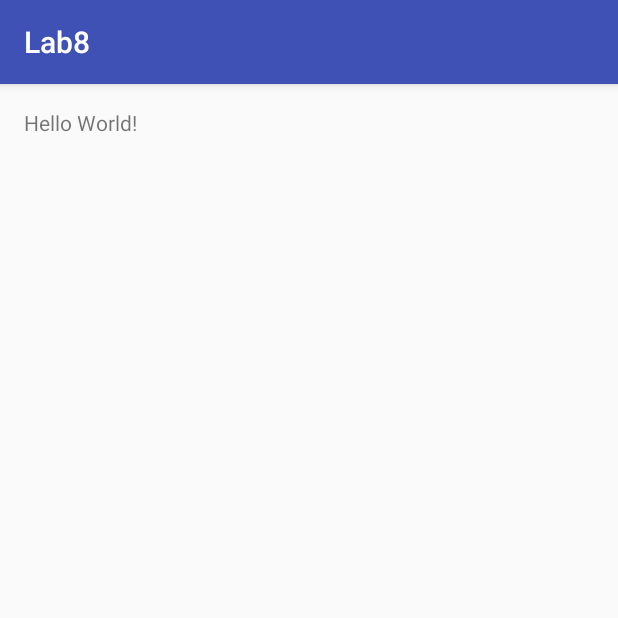
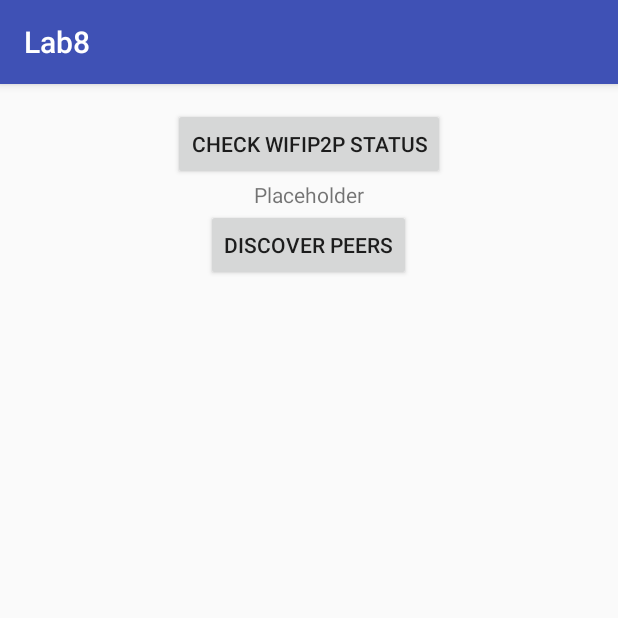
Before and after one commit to JamesAlexander1/Lab8, an Android app: the screen it shows after launch (MainActivity), on a phone screen of 412 x 824 dp, the top half of it. Run offline under Robolectric (Android 15) with nearby library versions, the phone set to English and light mode, and no system bars.

Commit message:
added functionality for checking if P2P enabled and first attempt at discovering other P2P support devices

```diff
--- a/app/src/main/res/layout/activity_main.xml
+++ b/app/src/main/res/layout/activity_main.xml
@@ -9,8 +9,35 @@
     android:paddingTop="@dimen/activity_vertical_margin"
     tools:context="a4336.a0.lab4.james.lab8.MainActivity">
 
+    <Button
+        android:layout_width="wrap_content"
+        android:layout_height="wrap_content"
+        android:text="@string/check_wifip2p_status"
+        android:id="@+id/StatusButton"
+        android:layout_alignParentTop="true"
+        android:layout_centerHorizontal="true" />
+
     <TextView
         android:layout_width="wrap_content"
         android:layout_height="wrap_content"
-        android:text="Hello World!" />
+        android:textAppearance="?android:attr/textAppearanceSmall"
+        android:text="@string/placeholder"
+        android:id="@+id/statusText"
+        android:layout_below="@+id/StatusButton"
+        android:layout_centerHorizontal="true" />
+
+    <Button
+        android:layout_width="wrap_content"
+        android:layout_height="wrap_content"
+        android:text="@string/discover_peers"
+        android:id="@+id/DiscoverPeers"
+        android:layout_below="@+id/statusText"
+        android:layout_centerHorizontal="true" />
+
+    <ListView
+        android:layout_width="wrap_content"
+        android:layout_height="wrap_content"
+        android:id="@+id/DiscoverList"
+        android:layout_below="@+id/DiscoverPeers"
+        android:layout_centerHorizontal="true" />
 </RelativeLayout>
--- a/app/src/main/res/values/strings.xml
+++ b/app/src/main/res/values/strings.xml
@@ -1,3 +1,6 @@
 <resources>
     <string name="app_name">Lab8</string>
+    <string name="check_wifip2p_status">Check WifiP2P Status</string>
+    <string name="placeholder">Placeholder</string>
+    <string name="discover_peers">Discover Peers</string>
 </resources>
```
Also changed, not shown: app/src/main/AndroidManifest.xml (+6 -1 lines), app/src/main/java/a4336/a0/lab4/james/lab8/MainActivity.java (+78 -0 lines).
